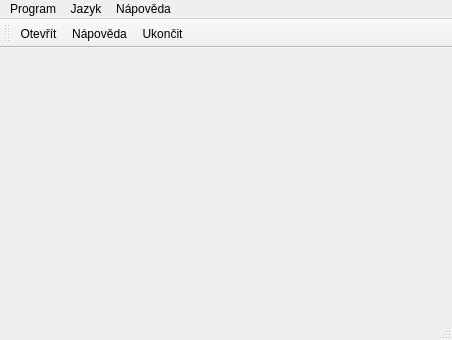
Above: SID/mainwindow.ui from Strnadj/SID before the change. Below: the same form after it.
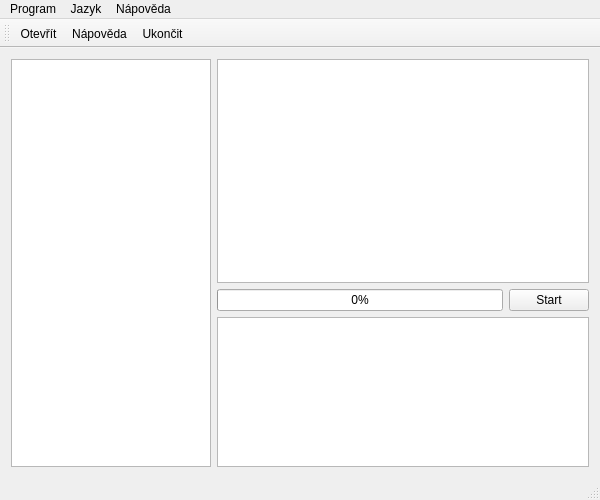
That is the form after the change. Icons and pictures are not drawn.

Commit message: Window settings

```diff
--- a/SID/mainwindow.ui
+++ b/SID/mainwindow.ui
@@ -6,8 +6,8 @@
    <rect>
     <x>0</x>
     <y>0</y>
-    <width>452</width>
-    <height>340</height>
+    <width>600</width>
+    <height>500</height>
    </rect>
   </property>
   <property name="windowTitle">
@@ -16,14 +16,102 @@
   <property name="toolButtonStyle">
    <enum>Qt::ToolButtonTextUnderIcon</enum>
   </property>
-  <widget class="QWidget" name="centralWidget"/>
+  <widget class="QWidget" name="centralWidget">
+   <layout class="QHBoxLayout" name="horizontalLayout_2">
+    <item>
+     <layout class="QHBoxLayout" name="horizontalLayout">
+      <item>
+       <widget class="QTreeView" name="treeView">
+        <property name="enabled">
+         <bool>true</bool>
+        </property>
+        <property name="sizePolicy">
+         <sizepolicy hsizetype="Fixed" vsizetype="Expanding">
+          <horstretch>0</horstretch>
+          <verstretch>0</verstretch>
+         </sizepolicy>
+        </property>
+        <property name="minimumSize">
+         <size>
+          <width>200</width>
+          <height>0</height>
+         </size>
+        </property>
+        <property name="maximumSize">
+         <size>
+          <width>200</width>
+          <height>16777215</height>
+         </size>
+        </property>
+       </widget>
+      </item>
+      <item>
+       <layout class="QVBoxLayout" name="verticalLayout">
+        <item>
+         <widget class="QTextBrowser" name="textBrowser"/>
+        </item>
+        <item>
+         <layout class="QHBoxLayout" name="horizontalLayout_3">
+          <item>
+           <widget class="QProgressBar" name="progressBar">
+            <property name="statusTip">
+             <string>Analýza</string>
+            </property>
+            <property name="value">
+             <number>0</number>
+            </property>
+            <property name="textVisible">
+             <bool>true</bool>
+            </property>
+            <property name="textDirection">
+             <enum>QProgressBar::TopToBottom</enum>
+            </property>
+           </widget>
+          </item>
+          <item>
+           <widget class="QPushButton" name="start">
+            <property name="text">
+             <string>Start</string>
+            </property>
+           </widget>
+          </item>
+         </layout>
+        </item>
+        <item>
+         <widget class="QListView" name="listView">
+          <property name="sizePolicy">
+           <sizepolicy hsizetype="Expanding" vsizetype="Fixed">
+            <horstretch>0</horstretch>
+            <verstretch>0</verstretch>
+           </sizepolicy>
+          </property>
+          <property name="minimumSize">
+           <size>
+            <width>0</width>
+            <height>150</height>
+           </size>
+          </property>
+          <property name="maximumSize">
+           <size>
+            <width>16777215</width>
+            <height>150</height>
+           </size>
+          </property>
+         </widget>
+        </item>
+       </layout>
+      </item>
+     </layout>
+    </item>
+   </layout>
+  </widget>
   <widget class="QMenuBar" name="menuBar">
    <property name="geometry">
     <rect>
      <x>0</x>
      <y>0</y>
-     <width>452</width>
-     <height>26</height>
+     <width>600</width>
+     <height>22</height>
     </rect>
    </property>
    <widget class="QMenu" name="menuProgram">
```
The commit also changes 4 other files.
